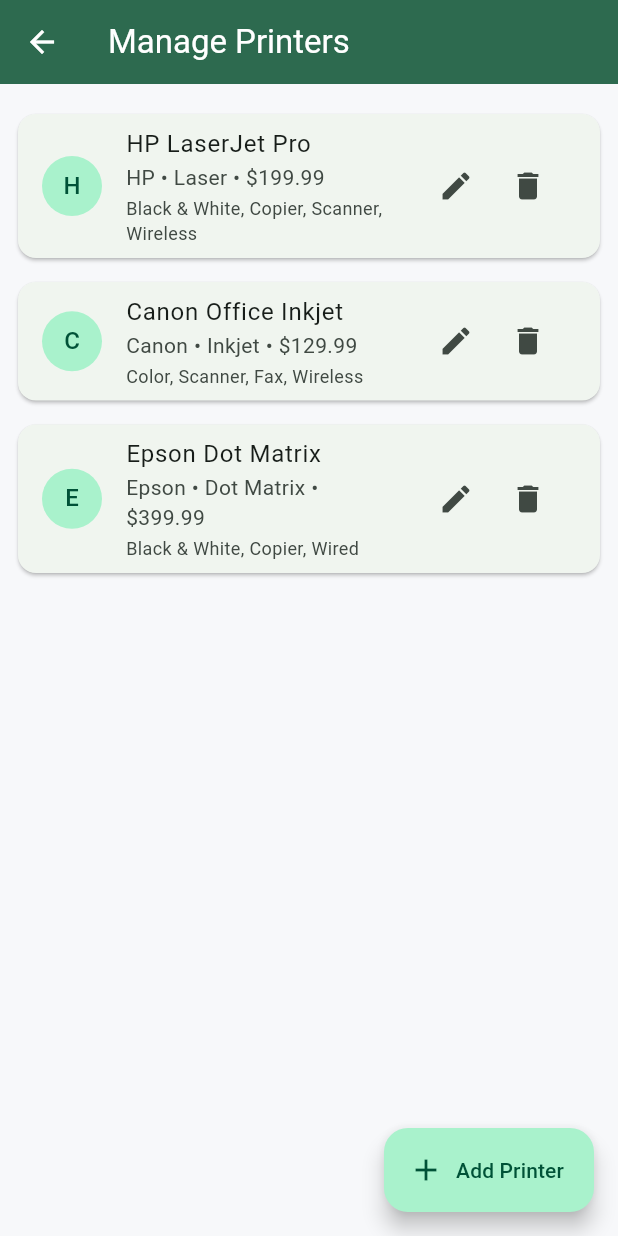
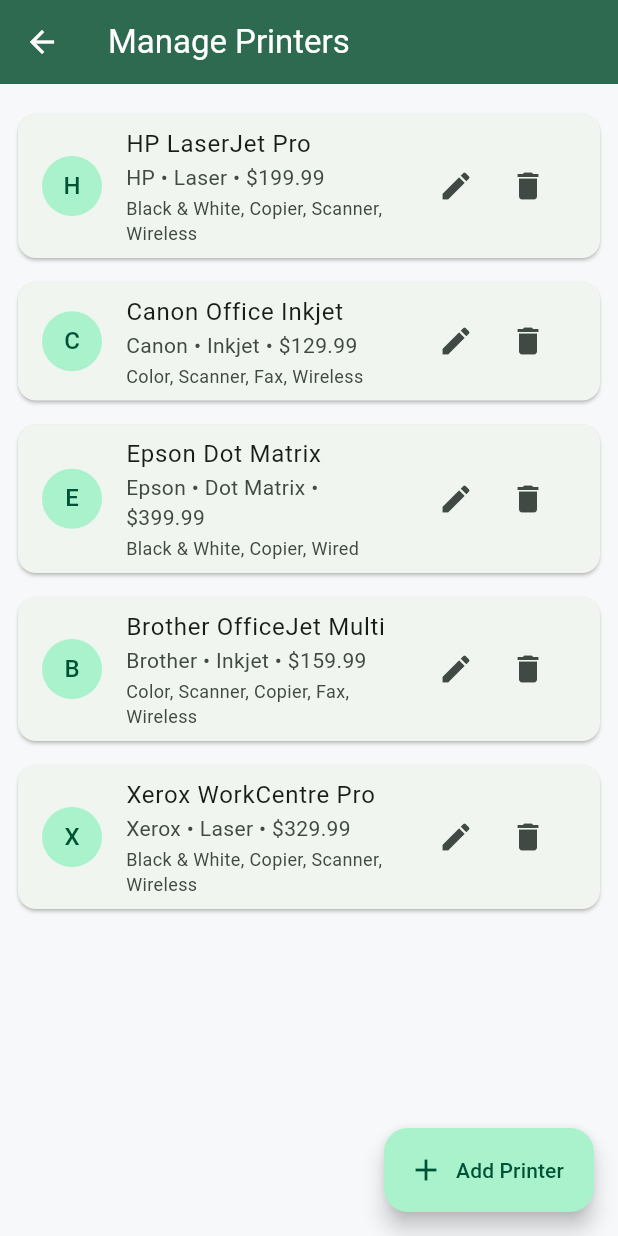
Before and after one commit to gageWolston/PrinterProject, a Flutter app: the PrinterManagementPage screen opened directly, on a phone screen of 412 x 824 dp. Run offline on Flutter 3.47's test engine with Material 3 defaults, Android fonts, the phone set to English and light mode, and no system bars; our stand-ins replace hive, hive_flutter; accounts and stored records are empty.

Commit message:
Add sale filter and expand printer catalog

```diff
--- a/lib/home_page.dart
+++ b/lib/home_page.dart
@@ -35,6 +35,10 @@
 
     return printers.where((printer) {
       bool match = true;
+
+      if (activeFilters.contains('On Sale')) {
+        match = match && printer.onSale;
+      }
 
       final typeFilters = activeFilters.where(
         (f) => f == 'Inkjet' || f == 'Laser' || f == 'Dot Matrix',
--- a/lib/services/printer_service.dart
+++ b/lib/services/printer_service.dart
@@ -179,5 +179,50 @@
             'Wired',
           },
         ),
+        Printer(
+          name: 'Brother OfficeJet Multi',
+          brand: 'Brother',
+          type: 'Inkjet',
+          onSale: true,
+          rating: 4.6,
+          price: 159.99,
+          image: 'images/printers/hp_laserjet.png',
+          description:
+              'All-in-one inkjet built for small teams with quick scanning and copying.',
+          highlights: [
+            '35-sheet auto document feeder',
+            'Mobile app setup and remote management',
+            'Automatic duplex printing',
+          ],
+          features: {
+            'Color',
+            'Scanner',
+            'Copier',
+            'Fax',
+            'Wireless',
+          },
+        ),
+        Printer(
+          name: 'Xerox WorkCentre Pro',
+          brand: 'Xerox',
+          type: 'Laser',
+          onSale: false,
+          rating: 4.4,
+          price: 329.99,
+          image: 'images/printers/hp_laserjet.png',
+          description:
+              'Reliable monochrome laser printer with enterprise-ready security.',
+          highlights: [
+            '38 ppm black printing',
+            'Auto-duplex and secure PIN release',
+            'Robust toner yield for busy offices',
+          ],
+          features: {
+            'Black & White',
+            'Copier',
+            'Scanner',
+            'Wireless',
+          },
+        ),
       ];
 }
--- a/lib/widgets/filters.dart
+++ b/lib/widgets/filters.dart
@@ -11,6 +11,7 @@
 class FiltersListState extends State<FilterList> {
   final List<String> filters = [
     'All Printers',
+    'On Sale',
     'Laser',
     'Inkjet',
     'Dot Matrix',
```
